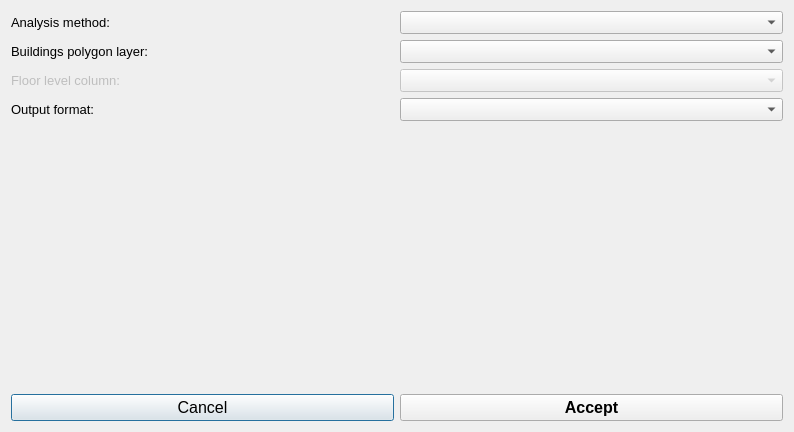
Old version of the form lizard_qgis_plugin/widgets/ui/buildings_flood_risk.ui in the repository nens/lizard-qgis-plugin.
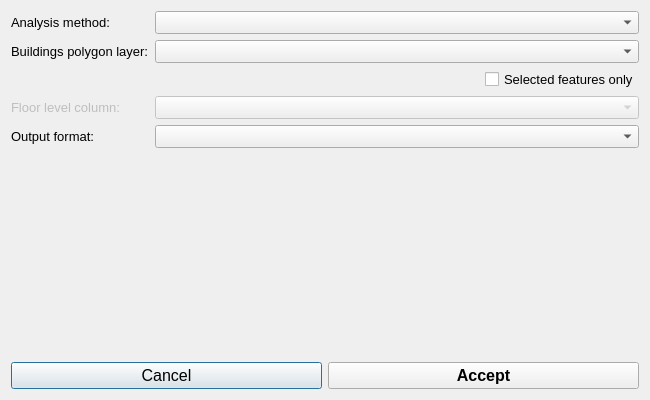
New version of the form. Custom widgets are drawn as their Qt base class.

Commit message: Work on buildings flood risk analysis.

```diff
--- a/lizard_qgis_plugin/widgets/ui/buildings_flood_risk.ui
+++ b/lizard_qgis_plugin/widgets/ui/buildings_flood_risk.ui
@@ -6,8 +6,8 @@
    <rect>
     <x>0</x>
     <y>0</y>
-    <width>794</width>
-    <height>432</height>
+    <width>650</width>
+    <height>400</height>
    </rect>
   </property>
   <property name="font">
@@ -20,19 +20,10 @@
    <string>Analyse flood risk for buildings</string>
   </property>
   <layout class="QGridLayout" name="gridLayout">
-   <item row="3" column="0">
-    <widget class="QLabel" name="floor_level_label">
-     <property name="enabled">
-      <bool>false</bool>
-     </property>
-     <property name="font">
-      <font>
-       <family>Segoe UI</family>
-       <pointsize>10</pointsize>
-      </font>
-     </property>
+   <item row="0" column="0">
+    <widget class="QLabel" name="label_2">
      <property name="text">
-      <string>Floor level column:</string>
+      <string>Analysis method:</string>
      </property>
     </widget>
    </item>
@@ -49,33 +40,13 @@
      </property>
     </widget>
    </item>
-   <item row="0" column="1">
-    <widget class="QComboBox" name="method_cbo"/>
-   </item>
    <item row="1" column="1">
     <widget class="QgsMapLayerComboBox" name="buildings_layer_cbo"/>
    </item>
+   <item row="5" column="1">
+    <widget class="QComboBox" name="output_format_cbo"/>
+   </item>
    <item row="6" column="0">
-    <widget class="QPushButton" name="cancel_pb">
-     <property name="font">
-      <font>
-       <family>Segoe UI</family>
-       <pointsize>12</pointsize>
-      </font>
-     </property>
-     <property name="text">
-      <string>Cancel</string>
-     </property>
-    </widget>
-   </item>
-   <item row="0" column="0">
-    <widget class="QLabel" name="label_2">
-     <property name="text">
-      <string>Analysis method:</string>
-     </property>
-    </widget>
-   </item>
-   <item row="5" column="0">
     <spacer name="verticalSpacer">
      <property name="orientation">
       <enum>Qt::Vertical</enum>
@@ -88,40 +59,106 @@
      </property>
     </spacer>
    </item>
-   <item row="6" column="1">
-    <widget class="QPushButton" name="accept_pb">
-     <property name="enabled">
-      <bool>true</bool>
-     </property>
-     <property name="font">
-      <font>
-       <family>Segoe UI</family>
-       <pointsize>12</pointsize>
-       <weight>75</weight>
-       <bold>true</bold>
-      </font>
-     </property>
-     <property name="text">
-      <string>Accept</string>
-     </property>
-    </widget>
-   </item>
-   <item row="3" column="1">
+   <item row="4" column="1">
     <widget class="QgsFieldComboBox" name="floor_level_field_cbo">
      <property name="enabled">
       <bool>false</bool>
      </property>
     </widget>
    </item>
-   <item row="4" column="0">
+   <item row="5" column="0">
     <widget class="QLabel" name="label_3">
      <property name="text">
       <string>Output format:</string>
      </property>
     </widget>
    </item>
-   <item row="4" column="1">
-    <widget class="QComboBox" name="output_format_cbo"/>
+   <item row="0" column="1">
+    <widget class="QComboBox" name="method_cbo"/>
+   </item>
+   <item row="2" column="1">
+    <layout class="QHBoxLayout" name="horizontalLayout">
+     <property name="bottomMargin">
+      <number>0</number>
+     </property>
+     <item>
+      <spacer name="horizontalSpacer">
+       <property name="orientation">
+        <enum>Qt::Horizontal</enum>
+       </property>
+       <property name="sizeHint" stdset="0">
+        <size>
+         <width>40</width>
+         <height>20</height>
+        </size>
+       </property>
+      </spacer>
+     </item>
+     <item>
+      <widget class="QCheckBox" name="selected_buildings_cb">
+       <property name="layoutDirection">
+        <enum>Qt::LeftToRight</enum>
+       </property>
+       <property name="text">
+        <string>Selected features only</string>
+       </property>
+      </widget>
+     </item>
+    </layout>
+   </item>
+   <item row="4" column="0">
+    <widget class="QLabel" name="floor_level_label">
+     <property name="enabled">
+      <bool>false</bool>
+     </property>
+     <property name="font">
+      <font>
+       <family>Segoe UI</family>
+       <pointsize>10</pointsize>
+      </font>
+     </property>
+     <property name="text">
+      <string>Floor level column:</string>
+     </property>
+    </widget>
+   </item>
+   <item row="7" column="0" colspan="2">
+    <layout class="QHBoxLayout" name="horizontalLayout_2">
+     <property name="bottomMargin">
+      <number>0</number>
+     </property>
+     <item>
+      <widget class="QPushButton" name="cancel_pb">
+       <property name="font">
+        <font>
+         <family>Segoe UI</family>
+         <pointsize>12</pointsize>
+        </font>
+       </property>
+       <property name="text">
+        <string>Cancel</string>
+       </property>
+      </widget>
+     </item>
+     <item>
+      <widget class="QPushButton" name="accept_pb">
+       <property name="enabled">
+        <bool>true</bool>
+       </property>
+       <property name="font">
+        <font>
+         <family>Segoe UI</family>
+         <pointsize>12</pointsize>
+         <weight>75</weight>
+         <bold>true</bold>
+        </font>
+       </property>
+       <property name="text">
+        <string>Accept</string>
+       </property>
+      </widget>
+     </item>
+    </layout>
    </item>
   </layout>
  </widget>
```
Left out of the diff: 4 changed lines with no effect on the pictures. The commit also changes 4 other files.
